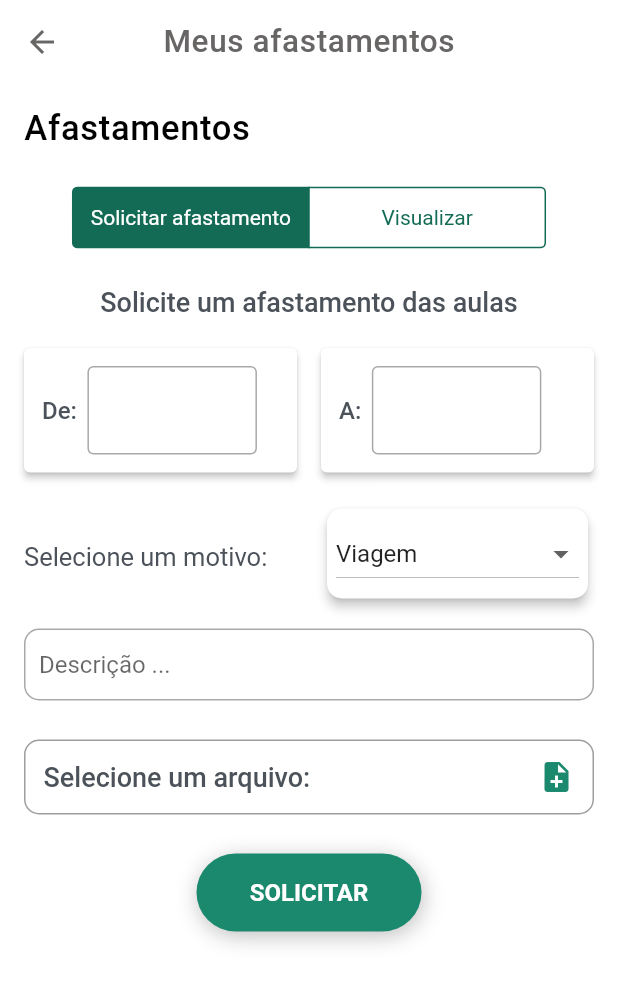
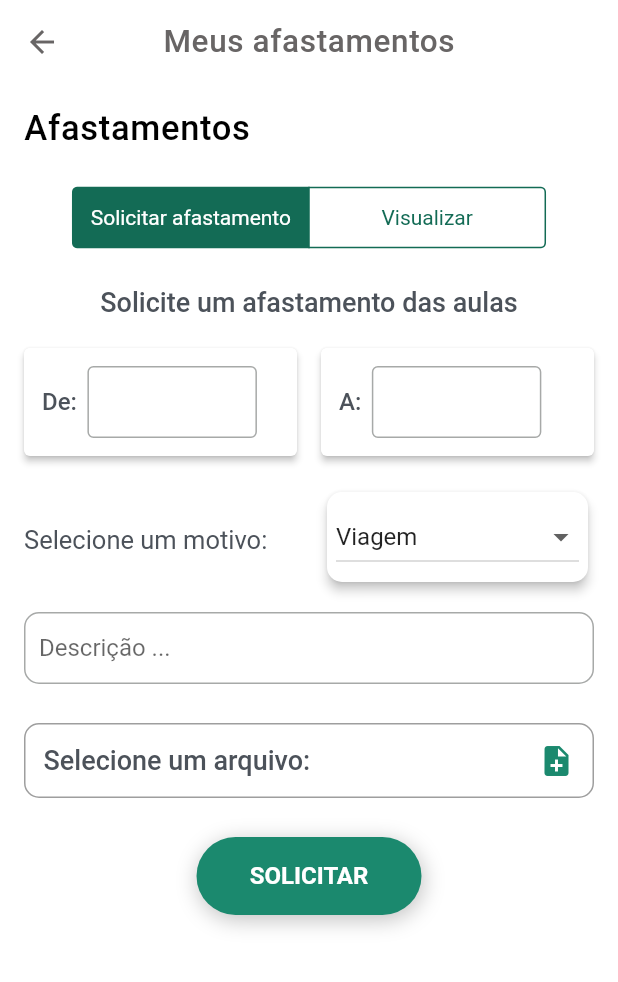
Before and after one commit to Chaicoo/carga-horaria-ifma-app, a Flutter app: the MyAbsencesScreen screen opened directly, on a phone screen of 412 x 824 dp. Shown: the top 982 px of the screen. Run offline on Flutter 3.47's test engine with Material 3 defaults, Android fonts, the phone set to English and light mode, and no system bars; our stand-ins replace file_picker, percent_indicator; Roboto replaces fonts that are missing (Poppins).

Commit message:
adjustments to date input

```diff
--- a/lib/components/input_date.dart
+++ b/lib/components/input_date.dart
@@ -54,6 +54,7 @@ class DateInputCard extends StatelessWidget {
       child: TextFormField(
         controller: dateController,
         decoration: const InputDecoration(
+          contentPadding: EdgeInsets.symmetric(vertical: 8.0),
           border: OutlineInputBorder(),
         ),
         readOnly: true,
@@ -66,7 +67,6 @@ class DateInputCard extends StatelessWidget {
           );
 
           if (selectedDate != null) {
-            // Check if day or month is less than 10 and add leading zero
             final day = selectedDate.day < 10 ? '0${selectedDate.day}' : '${selectedDate.day}';
             final month = selectedDate.month < 10 ? '0${selectedDate.month}' : '${selectedDate.month}';
 
--- a/lib/components/input_file.dart
+++ b/lib/components/input_file.dart
@@ -26,6 +26,14 @@ class _FileInputState extends State<FileInput> {
     }
   }
 
+  String getFileName() {
+    if (filePath != null) {
+      File file = File(filePath!);
+      return file.path.split('/').last;
+    }
+    return '';
+  }
+
   @override
   Widget build(BuildContext context) {
     return GestureDetector(
@@ -41,6 +49,7 @@ class _FileInputState extends State<FileInput> {
           child: Row(
             mainAxisAlignment: MainAxisAlignment.spaceBetween,
             children: [
+              if (filePath == null)
                 Row(
                   children: [
                     Text(
@@ -57,7 +66,7 @@ class _FileInputState extends State<FileInput> {
                 ),
               if (filePath != null)
                 Text(
-                  filePath!,
+                  getFileName(),
                   style: const TextStyle(
                     color: Color(0xFF1B896E),
                     fontSize: 16,
@@ -67,8 +76,8 @@ class _FileInputState extends State<FileInput> {
                     letterSpacing: 0.32,
                   ),
                 ),
-              const SizedBox(width: 10.0),
-              Icon(widget.icon, color: Color(0xFF1B896E)),
+              if (filePath == null) const SizedBox(width: 10.0),
+              if (filePath == null) Icon(widget.icon, color: Color(0xFF1B896E)),
             ],
           ),
         ),
```
Lines whose indentation alone changed are shown as unchanged.
